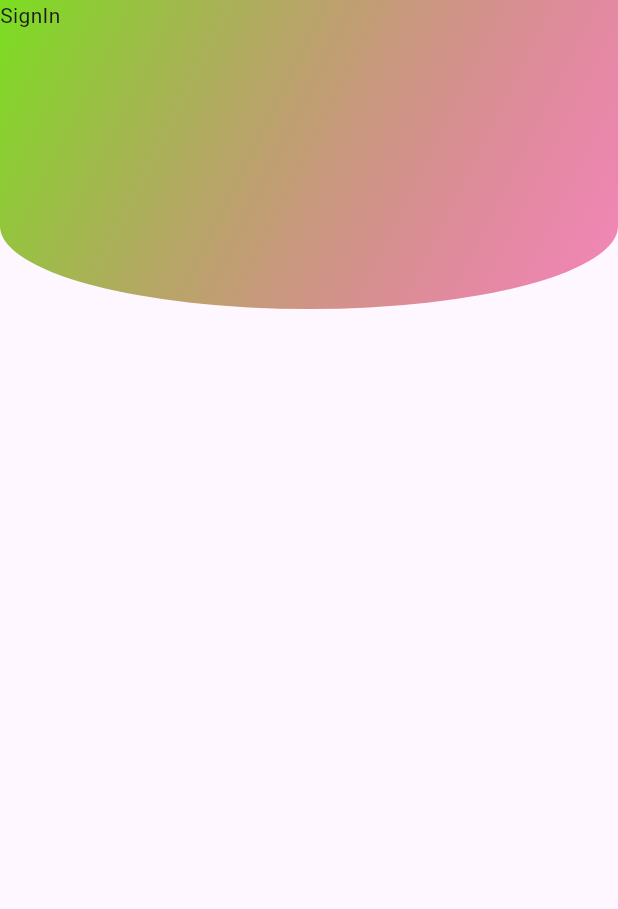
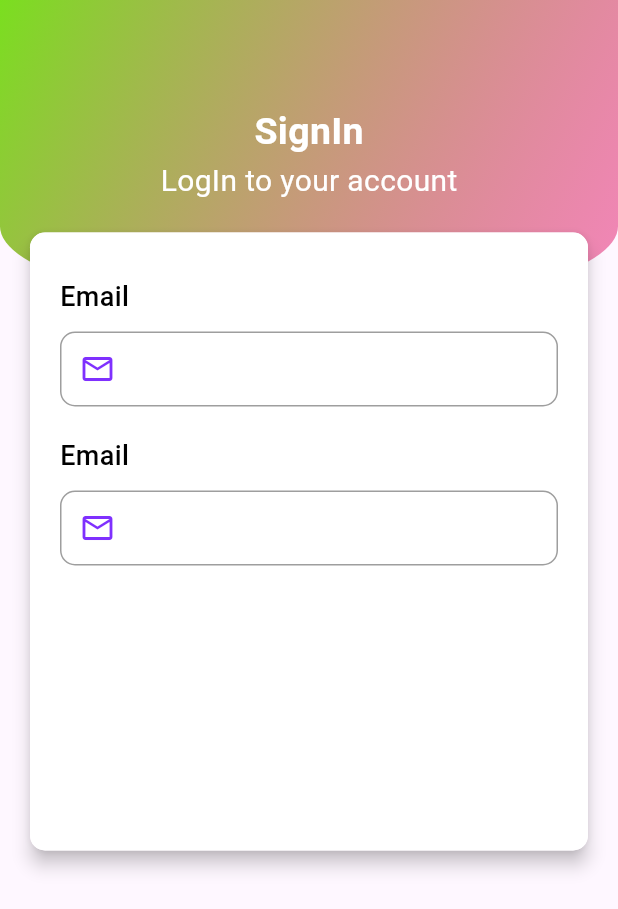
Before and after one commit to githimansh/messaging_app, a Flutter app: the screen it shows after launch, on a phone screen of 412 x 824 dp. Shown: the top 909 px of the screen. Run offline on Flutter 3.47's test engine with Material 3 defaults, Android fonts, the phone set to English and light mode, and no system bars.

Commit message:
add the new code

```diff
--- a/lib/pages/signin.dart
+++ b/lib/pages/signin.dart
@@ -11,22 +11,128 @@ class _SignInState extends State<SignIn> {
   @override
   Widget build(BuildContext context) {
     return Scaffold(
-      body: Container(child: Stack(children: [
-      Container(
-     height: MediaQuery.of(context).size.height/4,
-     width: MediaQuery.of(context).size.width,
-
-     decoration: BoxDecoration(
-      gradient: LinearGradient(colors: [Color.fromARGB(255, 122, 223, 543), Color.fromARGB(133, 233, 543, 122),],
-      begin: Alignment.topLeft,
-       end: Alignment.bottomRight,),
-       borderRadius: BorderRadius.vertical(bottom: Radius.elliptical(MediaQuery.of(context).size.width, 110.5), ),
-     ),
+      body: Container(
+        child: Stack(
+          children: [
+            Container(
+              height: MediaQuery.of(context).size.height / 4,
+              width: MediaQuery.of(context).size.width,
+              decoration: BoxDecoration(
+                gradient: LinearGradient(
+                  colors: [
+                    Color.fromARGB(255, 122, 223, 543),
+                    Color.fromARGB(133, 233, 543, 122),
+                  ],
+                  begin: Alignment.topLeft,
+                  end: Alignment.bottomRight,
+                ),
+                borderRadius: BorderRadius.vertical(
+                  bottom: Radius.elliptical(
+                      MediaQuery.of(context).size.width, 110.5),
+                ),
+              ),
+            ),
+            Padding(
+              padding: const EdgeInsets.only(top: 70),
+              child: Column(
+                children: [
+                  Center(
+                      child: Text(
+                    "SignIn",
+                    style: TextStyle(
+                        color: Colors.white,
+                        fontSize: 25.0,
+                        fontWeight: FontWeight.bold),
+                  )),
+                  Center(
+                      child: Text(
+                    "LogIn to your account",
+                    style: TextStyle(
+                        color: Colors.white,
+                        fontSize: 20.0,
+                        fontWeight: FontWeight.w400),
+                  )),
+                  Container(
+                    margin:
+                        EdgeInsets.symmetric(vertical: 20.0, horizontal: 20),
+                    child: Material(
+                      elevation: 5,
+                      borderRadius: BorderRadius.circular(10),
+                      child: Container(
+                        padding:
+                            EdgeInsets.symmetric(vertical: 30, horizontal: 20),
+                        height: MediaQuery.of(context).size.height / 2,
+                        width: MediaQuery.of(context).size.width,
+                        decoration: BoxDecoration(
+                            color: Colors.white,
+                            borderRadius: BorderRadius.circular(10)),
+                        child: Column(
+                          crossAxisAlignment: CrossAxisAlignment.start,
+                          children: [
+                            Text(
+                              "Email",
+                              style: TextStyle(
+                                  color: Colors.black,
+                                  fontSize: 18.0,
+                                  fontWeight: FontWeight.w500),
+                            ),
+                            SizedBox(
+                              height: 10,
+                            ),
+                            Container(
+                              decoration: BoxDecoration(
+                                border:
+                                    Border.all(width: 1, color: Colors.black38),
+                                borderRadius: BorderRadius.circular(10),
+                              ),
+                              child: TextField(
+                                decoration: InputDecoration(
+                                    border: InputBorder.none,
+                                    prefixIcon: Icon(
+                                      Icons.mail_outline,
+                                      color: Color(0xFF7f30fe),
+                                    )),
+                              ),
+                            ),
+                            SizedBox(
+                              height: 20,
+                            ),
+                            Text(
+                              "Email",
+                              style: TextStyle(
+                                  color: Colors.black,
+                                  fontSize: 18.0,
+                                  fontWeight: FontWeight.w500),
+                            ),
+                            SizedBox(
+                              height: 10,
+                            ),
+                            Container(
+                              decoration: BoxDecoration(
+                                border:
+                                    Border.all(width: 1, color: Colors.black38),
+                                borderRadius: BorderRadius.circular(10),
+                              ),
+                              child: TextField(
+                                decoration: InputDecoration(
+                                    border: InputBorder.none,
+                                    prefixIcon: Icon(
+                                      Icons.mail_outline,
+                                      color: Color(0xFF7f30fe),
+                                    )),
+                              ),
+                            ),
+                          ],
+                        ),
+                      ),
+                    ),
+                  ),
+                ],
+              ),
+            )
+          ],
+        ),
       ),
-      Column(children: [
-        Text("SignIn")
-      ],)
-      ],),),
     );
   }
 }
```
Also changed, not shown: lib/details.dart (deleted, +0 -201 lines), pubspec.lock.
